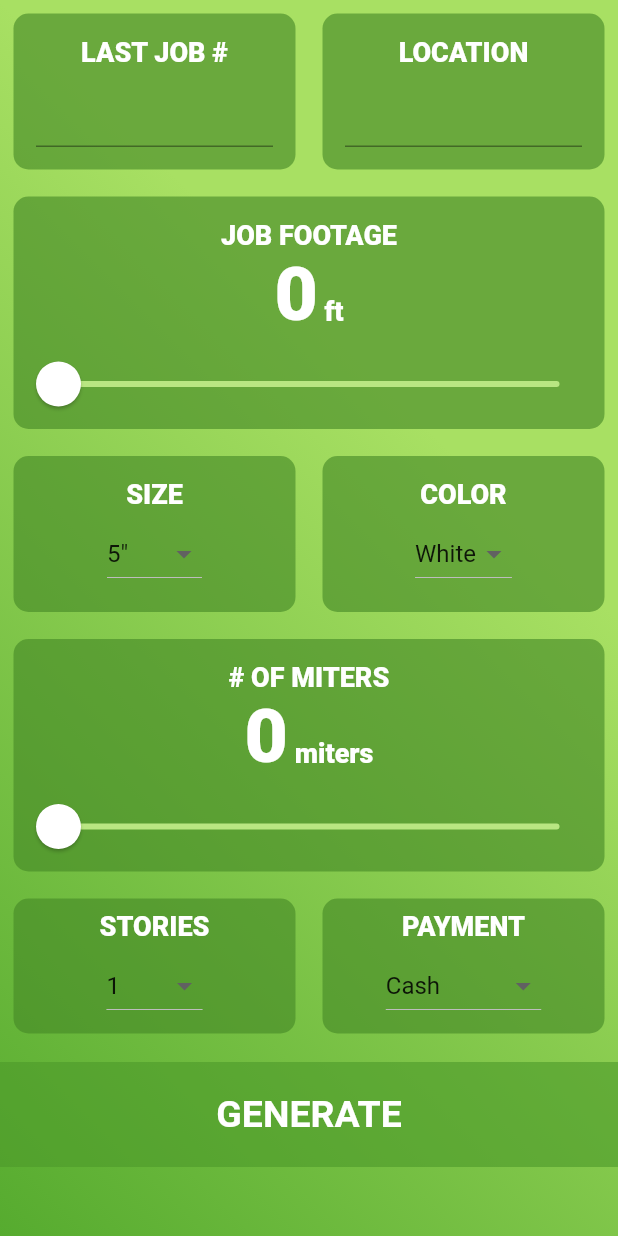
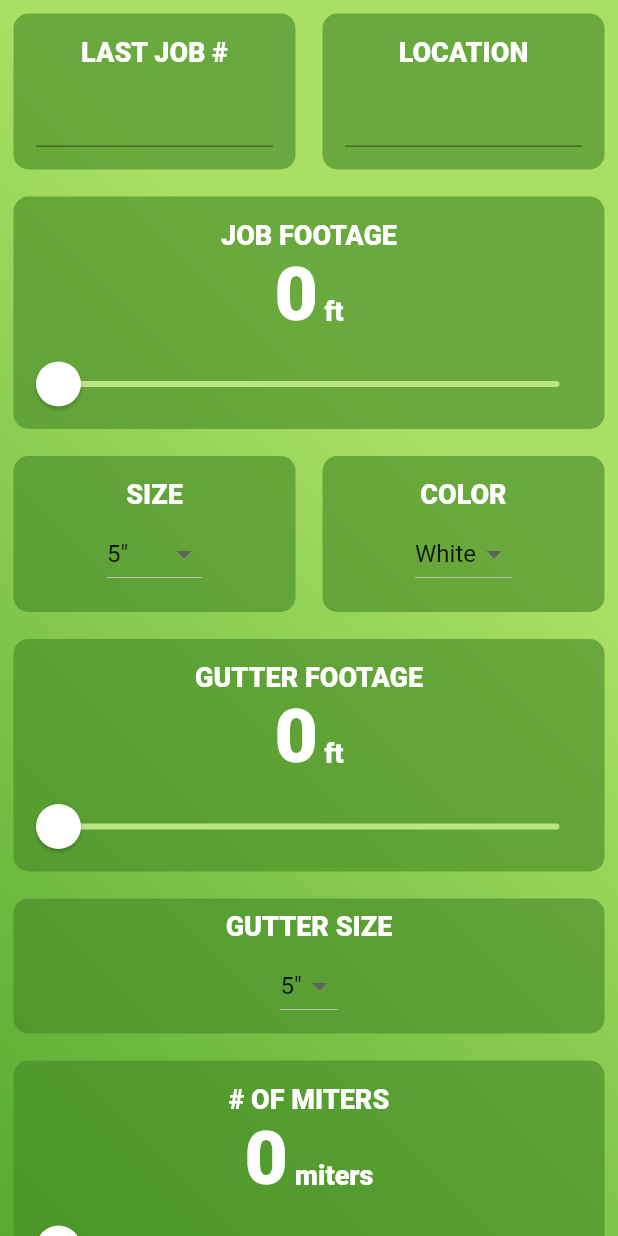
Before and after one commit to warpaltarpers/schedule-generator, a Flutter app: the screen it shows after launch, on a phone screen of 412 x 824 dp. Run offline on Flutter 3.47's test engine with Material 2 defaults, Android fonts, the phone set to English and light mode, and no system bars.

Commit message:
Gutters and note fields added

```diff
--- a/lib/components/text_card.dart
+++ b/lib/components/text_card.dart
@@ -25,6 +25,7 @@ class TextCard extends StatelessWidget {
       onChanged: (value){
         textInput = value;
       },
+      maxLines: null,
     );
   }
 
--- a/lib/generator_scroll.dart
+++ b/lib/generator_scroll.dart
@@ -17,9 +17,11 @@ class _GeneratorScrollState extends State<GeneratorScroll> {
   TextCard cityCard = new TextCard(label: 'LOCATION', isAndroid: Platform.isAndroid ? true : false,);
 
   int jobFoot = 0;
+  int gutterFoot = 0;
   int numMiters = 0;
   String filterSize = '5\"';
   String filterColor = 'W';
+  String gutterSize = '5\"';
   String storyCount = '1';
   String paymentType = 'C';
 
@@ -43,6 +45,17 @@ class _GeneratorScrollState extends State<GeneratorScroll> {
     DropdownMenuItem(
       value: 'HR 7\"',
       child: Text('HR 7\"'),
+    ),
+  ];
+
+  List<DropdownMenuItem<String>> gSizes = [
+    DropdownMenuItem(
+      value: '5\"',
+      child: Text('5\"'),
+    ),
+    DropdownMenuItem(
+      value: '6\"',
+      child: Text('6\"'),
     ),
   ];
 
@@ -263,6 +276,82 @@ class _GeneratorScrollState extends State<GeneratorScroll> {
                     Padding(
                       padding: const EdgeInsets.only(top: 15.0),
                       child: Text(
+                        'GUTTER FOOTAGE',
+                        style: kLabelTextStyle,
+                      ),
+                    ),
+                    Row(
+                      mainAxisAlignment: MainAxisAlignment.center,
+                      crossAxisAlignment: CrossAxisAlignment.baseline,
+                      textBaseline: TextBaseline.alphabetic,
+                      children: <Widget>[
+                        Text(
+                          gutterFoot.toString(),
+                          style: kNumberTextStyle,
+                        ),
+                        Text(
+                          ' ft',
+                          style: kLabelTextStyle,
+                        ),
+                      ],
+                    ),
+                    SliderTheme(
+                      data: SliderTheme.of(context).copyWith(
+                        thumbColor: Colors.white,
+                        overlayColor: Color(0x29FFFFFF),
+                        thumbShape: RoundSliderThumbShape(
+                          enabledThumbRadius: 15.0,
+                        ),
+                        overlayShape: RoundSliderOverlayShape(
+                          overlayRadius: 30.0,
+                        ),
+                        activeTrackColor: Colors.white,
+                        inactiveTrackColor: Color(0xFFb9e682),
+                      ),
+                      child: Slider(
+                        value: gutterFoot.toDouble(),
+                        min: 0.0,
+                        max: 1000.0,
+                        onChanged: (double newValue) {
+                          setState(() {
+                            gutterFoot = newValue.round();
+                          });
+                        },
+                      ),
+                    ),
+                  ],
+                ),
+              ),
+              ReusableCard(
+                cardColor: kActiveCardColor,
+                cardChild: Center(
+                  child: Padding(
+                    padding: const EdgeInsets.all(8.0),
+                    child: Column(
+                      children: <Widget>[
+                        Text('GUTTER SIZE', style: kLabelTextStyle,),
+                        SizedBox(height: 5.0),
+                        DropdownButton<String>(
+                          items: gSizes,
+                          onChanged: (String newValue) {
+                            setState(() {
+                              gutterSize = newValue;
+                            });
+                          },
+                          value: gutterSize,
+                        ),
+                      ],
+                    ),
+                  ),
+                ),
+              ),
+              ReusableCard(
+                cardColor: kActiveCardColor,
+                cardChild: Column(
+                  children: <Widget>[
+                    Padding(
+                      padding: const EdgeInsets.only(top: 15.0),
+                      child: Text(
                         '# OF MITERS',
                         style: kLabelTextStyle,
                       ),
@@ -377,6 +466,8 @@ class _GeneratorScrollState extends State<GeneratorScroll> {
                       miters: numMiters,
                       stories: storyCount,
                       payment: paymentType,
+                      gutterFoot: gutterFoot,
+                      gutterSize: gutterSize,
                     )));
                   } else {
                     return;
```
Also changed, not shown: lib/block_page.dart (+20 -3 lines).
